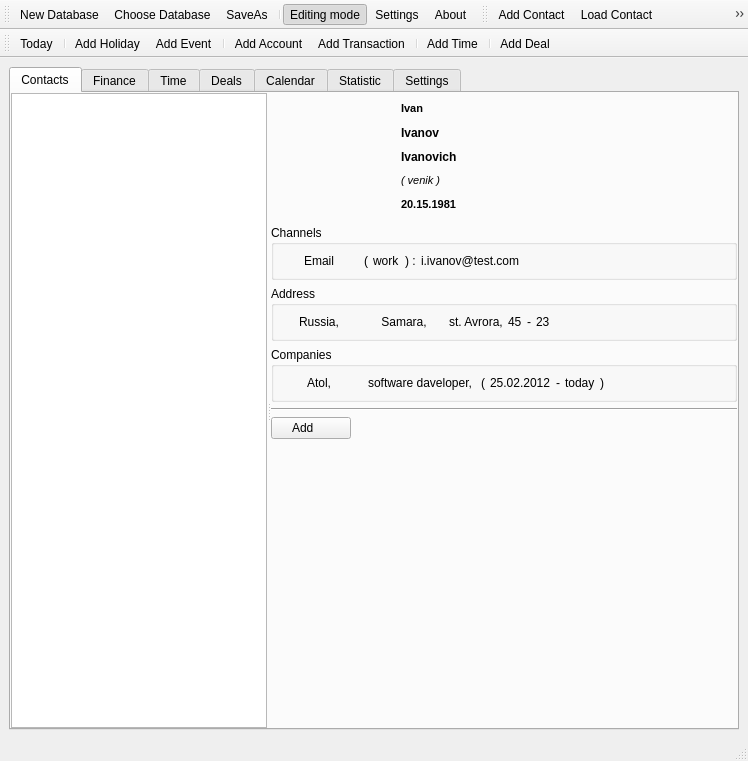
The window that trunk/Organizer/OrganizerView.ui (konradlst/Organizer) describes before a commit, drawn with Qt 5.
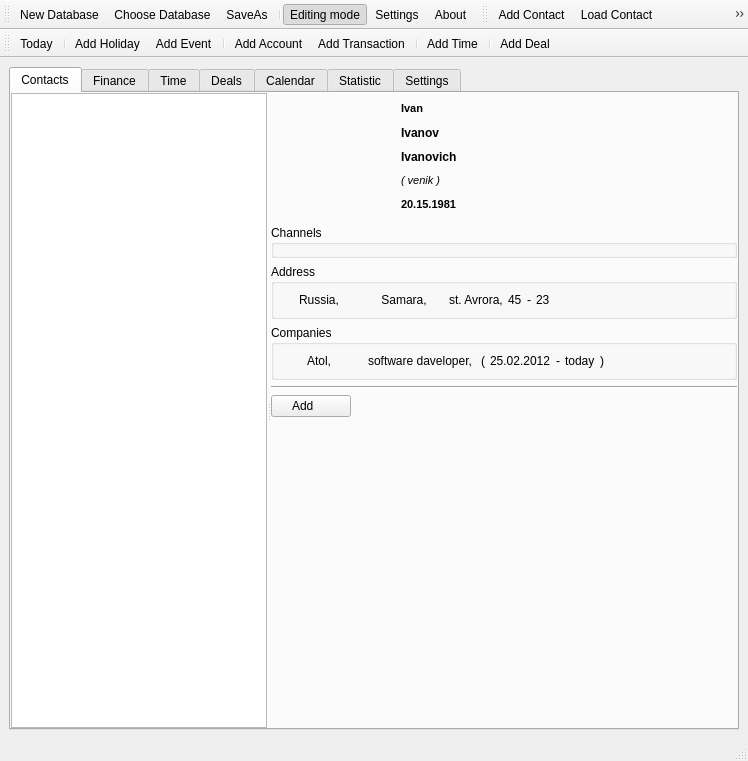
The same window after the commit. Icons and pictures are not drawn. Custom widgets are drawn as their Qt base class.

Commit message: [FEATURE] : add channelView

The edit to the form file:
```diff
--- a/trunk/Organizer/OrganizerView.ui
+++ b/trunk/Organizer/OrganizerView.ui
@@ -226,122 +226,6 @@
             <property name="bottomMargin">
              <number>5</number>
             </property>
-            <item>
-             <layout class="QHBoxLayout" name="horizontalLayout_8">
-              <item>
-               <widget class="QPushButton" name="pushButton_12">
-                <property name="sizePolicy">
-                 <sizepolicy hsizetype="Fixed" vsizetype="Fixed">
-                  <horstretch>0</horstretch>
-                  <verstretch>0</verstretch>
-                 </sizepolicy>
-                </property>
-                <property name="cursor">
-                 <cursorShape>PointingHandCursor</cursorShape>
-                </property>
-                <property name="text">
-                 <string>Email</string>
-                </property>
-                <property name="flat">
-                 <bool>true</bool>
-                </property>
-               </widget>
-              </item>
-              <item>
-               <widget class="QLabel" name="label_10">
-                <property name="sizePolicy">
-                 <sizepolicy hsizetype="Fixed" vsizetype="Preferred">
-                  <horstretch>0</horstretch>
-                  <verstretch>0</verstretch>
-                 </sizepolicy>
-                </property>
-                <property name="text">
-                 <string>(</string>
-                </property>
-               </widget>
-              </item>
-              <item>
-               <widget class="QLabel" name="label_11">
-                <property name="sizePolicy">
-                 <sizepolicy hsizetype="Fixed" vsizetype="Preferred">
-                  <horstretch>0</horstretch>
-                  <verstretch>0</verstretch>
-                 </sizepolicy>
-                </property>
-                <property name="text">
-                 <string>work</string>
-                </property>
-               </widget>
-              </item>
-              <item>
-               <widget class="QLabel" name="label_12">
-                <property name="sizePolicy">
-                 <sizepolicy hsizetype="Fixed" vsizetype="Preferred">
-                  <horstretch>0</horstretch>
-                  <verstretch>0</verstretch>
-                 </sizepolicy>
-                </property>
-                <property name="text">
-                 <string>) :</string>
-                </property>
-               </widget>
-              </item>
-              <item>
-               <widget class="QLabel" name="label_13">
-                <property name="sizePolicy">
-                 <sizepolicy hsizetype="Fixed" vsizetype="Preferred">
-                  <horstretch>0</horstretch>
-                  <verstretch>0</verstretch>
-                 </sizepolicy>
-                </property>
-                <property name="text">
-                 <string>i.ivanov@test.com</string>
-                </property>
-               </widget>
-              </item>
-              <item>
-               <spacer name="horizontalSpacer_3">
-                <property name="orientation">
-                 <enum>Qt::Horizontal</enum>
-                </property>
-                <property name="sizeHint" stdset="0">
-                 <size>
-                  <width>40</width>
-                  <height>20</height>
-                 </size>
-                </property>
-               </spacer>
-              </item>
-              <item>
-               <widget class="QPushButton" name="pushButton_13">
-                <property name="text">
-                 <string/>
-                </property>
-                <property name="icon">
-                 <iconset resource="res.qrc">
-                  <normaloff>:/detailInfo</normaloff>:/detailInfo</iconset>
-                </property>
-                <property name="flat">
-                 <bool>true</bool>
-                </property>
-               </widget>
-              </item>
-              <item>
-               <widget class="QPushButton" name="pushButton_14">
-                <property name="text">
-                 <string/>
-                </property>
-                <property name="icon">
-                 <iconset resource="res.qrc">
-                  <normaloff>:/delete</normaloff>:/delete</iconset>
-                </property>
-                <property name="flat">
-                 <bool>true</bool>
-                </property>
-               </widget>
-              </item>
-             </layout>
-            </item>
            </layout>
           </widget>
          </item>
```
The commit also changes 9 other files.
